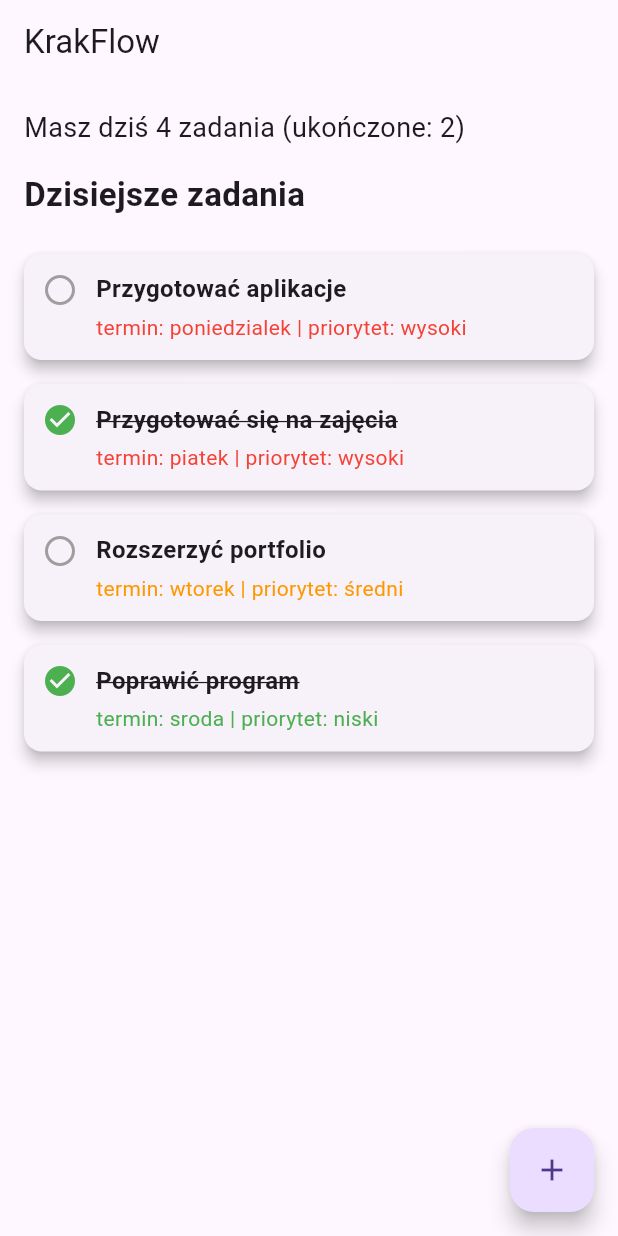
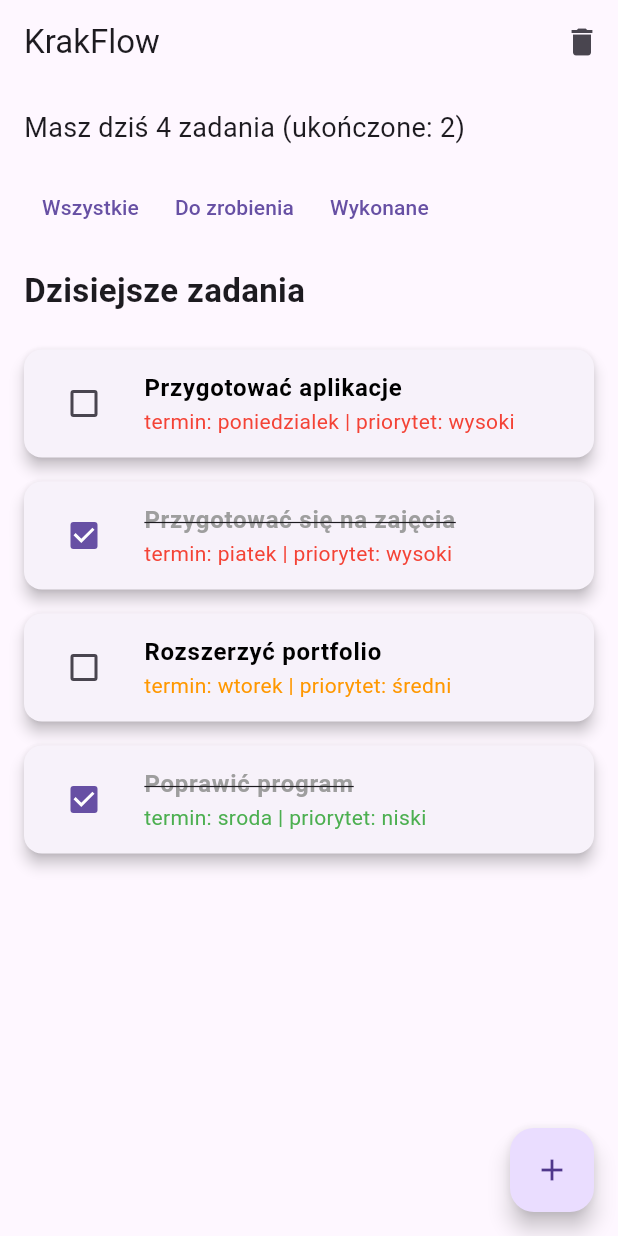
Before and after one commit to PoProstuAndrej/krakowflow, a Flutter app: the screen it shows after launch, on a phone screen of 412 x 824 dp. Run offline on Flutter 3.47's test engine with Material 3 defaults, Android fonts, the phone set to English and light mode, and no system bars.

Commit message:
lab 7 - krakowflow interactions

```diff
--- a/lib/main.dart
+++ b/lib/main.dart
@@ -1,4 +1,5 @@
 import 'package:flutter/material.dart';
+import 'edit_task_screen.dart';
 
 void main() {
   runApp(MyApp());
@@ -8,7 +9,7 @@ void main() {
 class Task {
   final String title;
   final String deadline;
-  final bool done;
+  bool done;
   final String priority;
 
   Task({
@@ -50,12 +51,64 @@ class HomeScreen extends StatefulWidget {
 }
 
 class _HomeScreenState extends State<HomeScreen> {
+  String selectedFilter = "wszystkie";
+
   @override
   Widget build(BuildContext context) {
     int doneCount = TaskRepository.tasks.where((task) => task.done).length;
 
+    List<Task> filteredTasks = TaskRepository.tasks;
+
+    if (selectedFilter == "wykonane") {
+      filteredTasks = TaskRepository.tasks.where((task) => task.done).toList();
+    } else if (selectedFilter == "do zrobienia") {
+      filteredTasks = TaskRepository.tasks.where((task) => !task.done).toList();
+    }
+
     return Scaffold(
-      appBar: AppBar(title: Text("KrakFlow")),
+      appBar: AppBar(
+        title: Text("KrakFlow"),
+        actions: [
+          IconButton(
+            icon: Icon(Icons.delete),
+            onPressed: () {
+              showDialog(
+                context: context,
+                builder: (context) {
+                  return AlertDialog(
+                    title: Text("Potwierdzenie"),
+                    content: Text("Czy usunąć wszystkie zadania?"),
+                    actions: [
+                      TextButton(
+                        onPressed: () {
+                          Navigator.pop(context);
+                        },
+                        child: Text("Anuluj"),
+                      ),
+                      TextButton(
+                        onPressed: () {
+                          setState(() {
+                            TaskRepository.tasks.clear();
+                          });
+
+                          Navigator.pop(context);
+
+                          ScaffoldMessenger.of(context).showSnackBar(
+                            SnackBar(
+                              content: Text("Usunięto wszystkie zadania"),
+                            ),
+                          );
+                        },
+                        child: Text("Usuń"),
+                      ),
+                    ],
+                  );
+                },
+              );
+            },
+          ),
+        ],
+      ),
       floatingActionButton: FloatingActionButton(
         child: Icon(Icons.add),
         onPressed: () async {
@@ -80,6 +133,35 @@ class _HomeScreenState extends State<HomeScreen> {
               style: TextStyle(fontSize: 18),
             ),
             SizedBox(height: 16),
+            Row(
+              children: [
+                TextButton(
+                  onPressed: () {
+                    setState(() {
+                      selectedFilter = "wszystkie";
+                    });
+                  },
+                  child: Text("Wszystkie"),
+                ),
+                TextButton(
+                  onPressed: () {
+                    setState(() {
+                      selectedFilter = "do zrobienia";
+                    });
+                  },
+                  child: Text("Do zrobienia"),
+                ),
+                TextButton(
+                  onPressed: () {
+                    setState(() {
+                      selectedFilter = "wykonane";
+                    });
+                  },
+                  child: Text("Wykonane"),
+                ),
+              ],
+            ),
+            SizedBox(height: 16),
             Text(
               "Dzisiejsze zadania",
               style: TextStyle(fontSize: 22, fontWeight: FontWeight.bold),
@@ -87,9 +169,47 @@ class _HomeScreenState extends State<HomeScreen> {
             SizedBox(height: 16),
             Expanded(
               child: ListView.builder(
-                itemCount: TaskRepository.tasks.length,
+                itemCount: filteredTasks.length,
                 itemBuilder: (context, index) {
-                  return TaskCard(task: TaskRepository.tasks[index]);
+                  final task = filteredTasks[index];
+
+                  return Dismissible(
+                    key: ValueKey(task.title),
+                    direction: DismissDirection.endToStart,
+                    onDismissed: (direction) {
+                      setState(() {
+                        TaskRepository.tasks.remove(task);
+                      });
+
+                      ScaffoldMessenger.of(context).showSnackBar(
+                        SnackBar(
+                          content: Text("${task.title} usunięto"),
+                        ),
+                      );
+                    },
+                    child: TaskCard(
+                      task: task,
+                      onChanged: (value) {
+                        setState(() {
+                          task.done = value!;
+                        });
+                      },
+                      onTap: () async {
+                        final Task? updatedTask = await Navigator.push(
+                          context,
+                          MaterialPageRoute(
+                            builder: (context) => EditTaskScreen(task: task),
+                          ),
+                        );
+
+                        if (updatedTask != null) {
+                          setState(() {
+                            TaskRepository.tasks[index] = updatedTask;
+                          });
+                        }
+                      },
+                    ),
+                  );
                 },
               ),
             ),
@@ -103,7 +223,15 @@ class _HomeScreenState extends State<HomeScreen> {
 // --- TASK CARD ---
 class TaskCard extends StatelessWidget {
   final Task task;
-  const TaskCard({super.key, required this.task});
+  final ValueChanged<bool?>? onChanged;
+  final VoidCallback? onTap;
+
+  const TaskCard({
+    super.key,
+    required this.task,
+    this.onChanged,
+    this.onTap,
+  });
 
   Color getPriorityColor() {
     switch (task.priority) {
@@ -124,37 +252,24 @@ class TaskCard extends StatelessWidget {
       margin: EdgeInsets.symmetric(vertical: 8),
       elevation: 4,
       shape: RoundedRectangleBorder(borderRadius: BorderRadius.circular(12)),
-      child: Padding(
-        padding: EdgeInsets.all(12),
-        child: Row(
-          crossAxisAlignment: CrossAxisAlignment.start,
-          children: [
-            Icon(
-              task.done ? Icons.check_circle : Icons.radio_button_unchecked,
-              color: task.done ? Colors.green : Colors.grey,
+      child: ListTile(
+        onTap: onTap,
+        leading: Checkbox(
+          value: task.done,
+          onChanged: onChanged,
         ),
-            SizedBox(width: 12),
-            Expanded(
-              child: Column(
-                crossAxisAlignment: CrossAxisAlignment.start,
-                children: [
-                  Text(
+        title: Text(
           task.title,
           style: TextStyle(
             fontSize: 16,
             fontWeight: FontWeight.bold,
             decoration: task.done ? TextDecoration.lineThrough : null,
+            color: task.done ? Colors.grey : Colors.black,
           ),
         ),
-                  SizedBox(height: 4),
-                  Text(
+        subtitle: Text(
           "termin: ${task.deadline} | priorytet: ${task.priority}",
           style: TextStyle(color: getPriorityColor()),
-                  ),
-                ],
-              ),
-            ),
-          ],
         ),
       ),
     );
```
Also changed, not shown: lib/edit_task_screen.dart (added, +111 -0 lines), pubspec.lock. Lines whose indentation alone changed are shown as unchanged.
